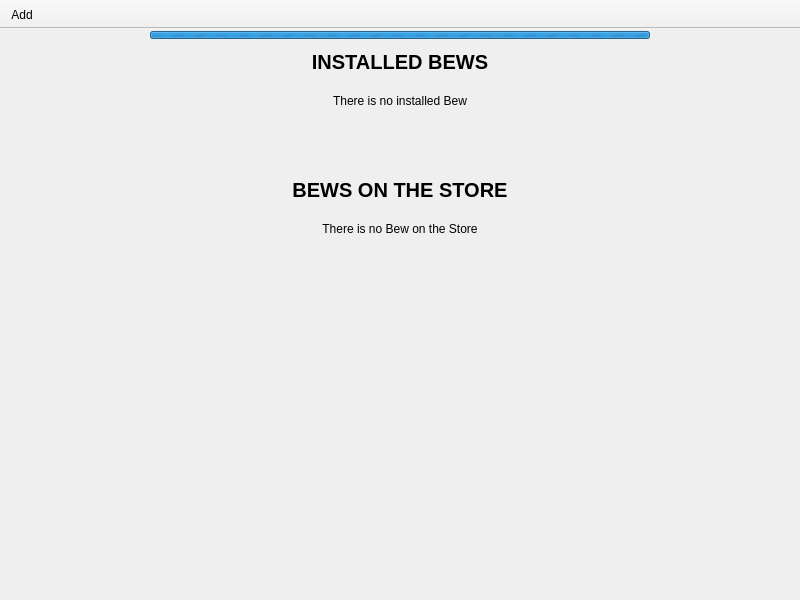
Above: src/bewstore.ui from realbardia/bew before the change. Below: the same form after it.
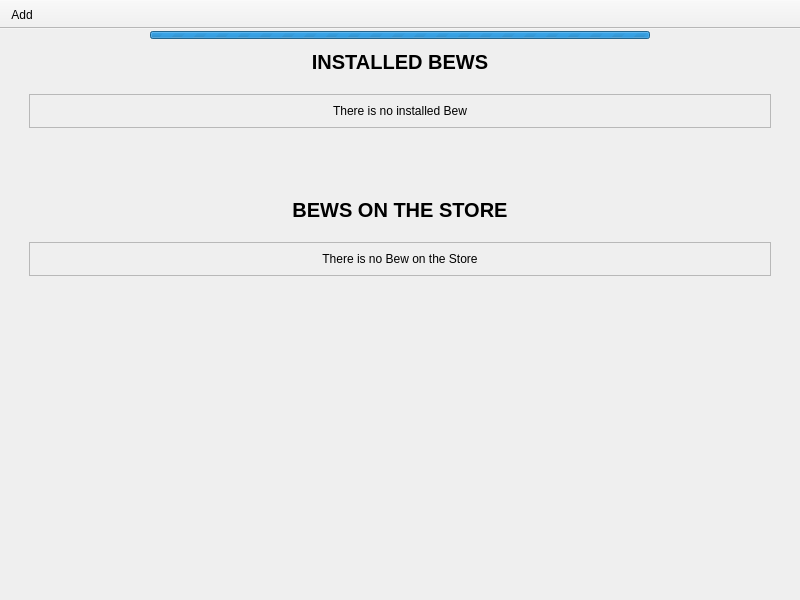
That is the form after the change. Icons and pictures are not drawn.

The edit to the form file:
```diff
--- a/src/bewstore.ui
+++ b/src/bewstore.ui
@@ -22,13 +22,13 @@
      <number>0</number>
     </property>
     <property name="leftMargin">
-     <number>10</number>
+     <number>0</number>
     </property>
     <property name="topMargin">
      <number>0</number>
     </property>
     <property name="rightMargin">
-     <number>10</number>
+     <number>0</number>
     </property>
     <property name="bottomMargin">
      <number>0</number>
@@ -92,7 +92,7 @@
         <rect>
          <x>0</x>
          <y>0</y>
-         <width>780</width>
+         <width>800</width>
          <height>549</height>
         </rect>
        </property>
@@ -104,13 +104,13 @@
             <number>20</number>
            </property>
            <property name="leftMargin">
-            <number>0</number>
+            <number>20</number>
            </property>
            <property name="topMargin">
             <number>0</number>
            </property>
            <property name="rightMargin">
-            <number>0</number>
+            <number>20</number>
            </property>
            <property name="bottomMargin">
             <number>0</number>
@@ -132,6 +132,15 @@
             </widget>
            </item>
            <item>
+            <widget class="QFrame" name="installedsFrame">
+             <property name="frameShape">
+              <enum>QFrame::StyledPanel</enum>
+             </property>
+             <property name="frameShadow">
+              <enum>QFrame::Sunken</enum>
+             </property>
+             <layout class="QVBoxLayout" name="verticalLayout_4">
+              <item>
             <widget class="QLabel" name="no_installed_bew">
              <property name="text">
               <string>There is no installed Bew</string>
@@ -144,6 +153,9 @@
            <item>
             <layout class="QGridLayout" name="installedsGrid"/>
            </item>
+             </layout>
+            </widget>
+           </item>
            <item>
             <spacer name="verticalSpacer_2">
              <property name="orientation">
@@ -177,6 +189,15 @@
             </widget>
            </item>
            <item>
+            <widget class="QFrame" name="storeFrame">
+             <property name="frameShape">
+              <enum>QFrame::StyledPanel</enum>
+             </property>
+             <property name="frameShadow">
+              <enum>QFrame::Sunken</enum>
+             </property>
+             <layout class="QVBoxLayout" name="verticalLayout_5">
+              <item>
             <widget class="QLabel" name="no_store_bew">
              <property name="text">
               <string>There is no Bew on the Store</string>
@@ -188,6 +209,9 @@
            </item>
            <item>
             <layout class="QGridLayout" name="storeGrid"/>
+              </item>
+             </layout>
+            </widget>
            </item>
            <item>
             <spacer name="verticalSpacer">
```
Lines whose indentation alone changed are shown as unchanged.
